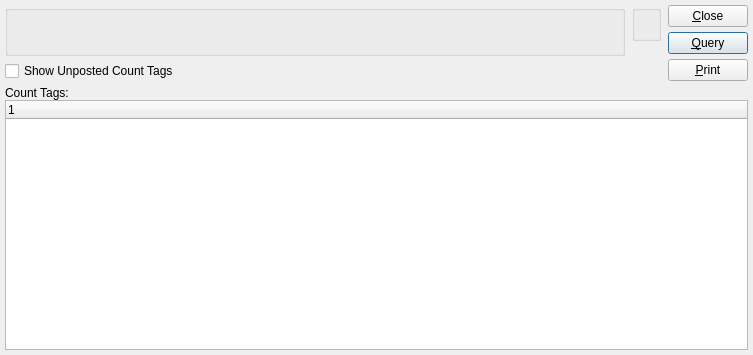
Before: the Qt Designer form guiclient/dspCountTagsByClassCode.ui in Pegasus-RPG/xtuple-client, drawn with Qt 5.
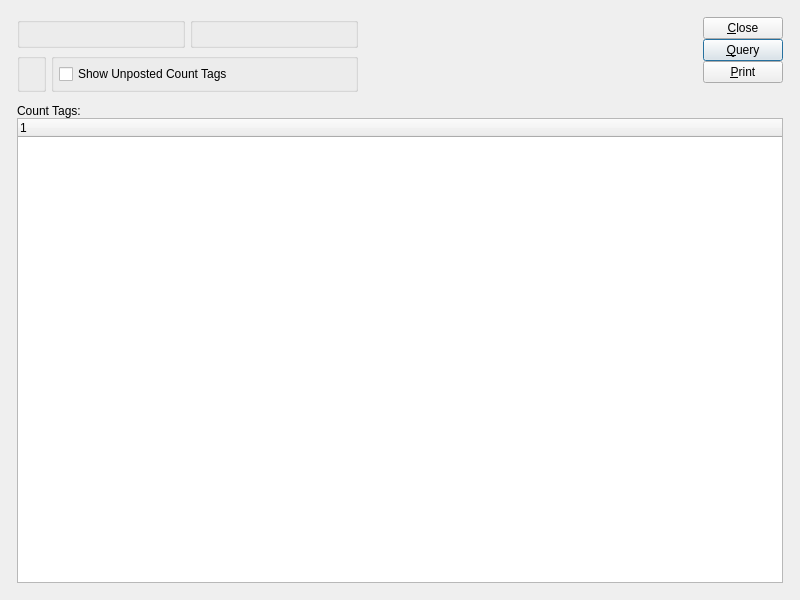
After: the same form once the commit is applied. Custom widgets are drawn as their Qt base class.

Commit message: issue 8520:  Touch up layouts with tweaked clusters.

The edit to the form file:
```diff
--- a/guiclient/dspCountTagsByClassCode.ui
+++ b/guiclient/dspCountTagsByClassCode.ui
@@ -13,53 +13,80 @@
    <rect>
     <x>0</x>
     <y>0</y>
-    <width>753</width>
-    <height>355</height>
+    <width>800</width>
+    <height>600</height>
    </rect>
   </property>
   <property name="windowTitle" >
    <string>Count Tags by Class Code</string>
   </property>
-   <layout class="QVBoxLayout" >
-    <item>
-     <layout class="QHBoxLayout" >
+  <layout class="QGridLayout" name="gridLayout_6" >
+   <item row="0" column="0" >
+    <layout class="QGridLayout" name="gridLayout_5" >
       <property name="margin" >
-       <number>0</number>
+      <number>12</number>
       </property>
       <property name="spacing" >
-       <number>7</number>
-      </property>
+      <number>12</number>
+     </property>
+     <item row="0" column="0" >
+      <layout class="QHBoxLayout" name="horizontalLayout_3" >
       <item>
-       <layout class="QVBoxLayout" >
-        <property name="margin" >
-         <number>0</number>
-        </property>
-        <property name="spacing" >
-         <number>0</number>
-        </property>
-        <item>
-         <layout class="QVBoxLayout" >
-          <property name="margin" >
-           <number>0</number>
-          </property>
-          <property name="spacing" >
-           <number>5</number>
-          </property>
+        <layout class="QGridLayout" name="gridLayout_4" >
+         <item row="0" column="0" >
+          <layout class="QHBoxLayout" name="horizontalLayout" >
           <item>
            <widget class="ParameterGroup" name="_classCode" >
             <property name="title" >
              <string/>
             </property>
-           </widget>
-          </item>
+             <property name="fixedSize" >
+              <bool>false</bool>
+             </property>
+            </widget>
+           </item>
+           <item>
+            <widget class="QGroupBox" name="_dateGroup" >
+             <property name="title" >
+              <string/>
+             </property>
+             <layout class="QGridLayout" name="gridLayout_3" >
+              <item row="0" column="0" >
+               <widget class="DateCluster" name="_dates" />
+              </item>
+             </layout>
+            </widget>
+           </item>
+          </layout>
+         </item>
+         <item row="1" column="0" >
+          <layout class="QHBoxLayout" name="horizontalLayout_2" >
+           <item>
+            <widget class="WarehouseGroup" name="_warehouse" >
+             <property name="title" >
+              <string/>
+             </property>
+             <property name="fixedSize" >
+              <bool>false</bool>
+             </property>
+            </widget>
+           </item>
+           <item>
+            <widget class="QGroupBox" name="_optionsGroup" >
+             <property name="title" >
+              <string/>
+             </property>
+             <layout class="QGridLayout" name="gridLayout_2" >
+              <item row="0" column="0" >
+               <layout class="QVBoxLayout" name="verticalLayout" >
           <item>
            <layout class="QHBoxLayout" >
-            <property name="margin" >
-             <number>0</number>
-            </property>
             <property name="spacing" >
              <number>0</number>
             </property>
+                  <property name="margin" >
+                   <number>0</number>
+                  </property>
             <item>
              <widget class="XCheckBox" name="_showUnposted" >
               <property name="text" >
@@ -75,9 +102,9 @@
               <property name="sizeType" >
                <enum>QSizePolicy::Expanding</enum>
               </property>
-              <property name="sizeHint" >
+                    <property name="sizeHint" stdset="0" >
                <size>
-                <width>21</width>
+                      <width>0</width>
                 <height>10</height>
                </size>
               </property>
@@ -85,8 +112,6 @@
             </item>
            </layout>
           </item>
-         </layout>
-        </item>
         <item>
          <spacer>
           <property name="orientation" >
@@ -105,39 +130,12 @@
         </item>
        </layout>
       </item>
-      <item>
-       <layout class="QVBoxLayout" >
-        <property name="margin" >
-         <number>0</number>
-        </property>
-        <property name="spacing" >
-         <number>0</number>
-        </property>
-        <item>
-         <layout class="QVBoxLayout" >
-          <property name="margin" >
-           <number>0</number>
-          </property>
-          <property name="spacing" >
-           <number>5</number>
-          </property>
-          <item>
-           <widget class="WarehouseGroup" name="_warehouse" >
-            <property name="title" >
-             <string/>
-            </property>
-           </widget>
-          </item>
-          <item>
-           <layout class="QHBoxLayout" >
-            <property name="margin" >
-             <number>0</number>
-            </property>
-            <property name="spacing" >
-             <number>0</number>
-            </property>
-            <item>
-             <widget class="DateCluster" name="_dates" />
+             </layout>
+            </widget>
+           </item>
+          </layout>
+         </item>
+        </layout>
             </item>
             <item>
              <spacer>
@@ -145,53 +143,31 @@
                <enum>Qt::Horizontal</enum>
               </property>
               <property name="sizeType" >
-               <enum>QSizePolicy::Preferred</enum>
-              </property>
-              <property name="sizeHint" >
+          <enum>QSizePolicy::Expanding</enum>
+         </property>
+         <property name="sizeHint" stdset="0" >
                <size>
-                <width>20</width>
-                <height>20</height>
+           <width>13</width>
+           <height>17</height>
                </size>
               </property>
              </spacer>
             </item>
-           </layout>
-          </item>
-         </layout>
-        </item>
         <item>
-         <spacer>
-          <property name="orientation" >
-           <enum>Qt::Vertical</enum>
-          </property>
-          <property name="sizeType" >
-           <enum>QSizePolicy::Preferred</enum>
-          </property>
-          <property name="sizeHint" >
-           <size>
-            <width>20</width>
-            <height>0</height>
-           </size>
-          </property>
-         </spacer>
-        </item>
-       </layout>
-      </item>
-      <item>
        <layout class="QVBoxLayout" >
-        <property name="margin" >
+         <property name="spacing" >
          <number>0</number>
         </property>
-        <property name="spacing" >
+         <property name="margin" >
          <number>0</number>
         </property>
         <item>
          <layout class="QVBoxLayout" >
-          <property name="margin" >
+           <property name="spacing" >
            <number>0</number>
           </property>
-          <property name="spacing" >
-           <number>5</number>
+           <property name="margin" >
+            <number>0</number>
           </property>
           <item>
            <widget class="QPushButton" name="_close" >
@@ -237,9 +213,9 @@
            <enum>Qt::Vertical</enum>
           </property>
           <property name="sizeType" >
-           <enum>QSizePolicy::Preferred</enum>
-          </property>
-          <property name="sizeHint" >
+            <enum>QSizePolicy::Expanding</enum>
+           </property>
+           <property name="sizeHint" stdset="0" >
            <size>
             <width>20</width>
             <height>0</height>
@@ -251,20 +227,33 @@
       </item>
      </layout>
     </item>
-    <item>
+     <item row="1" column="0" >
+      <widget class="QFrame" name="_frame" >
+       <property name="sizePolicy" >
+        <sizepolicy vsizetype="Expanding" hsizetype="Preferred" >
+         <horstretch>0</horstretch>
+         <verstretch>1</verstretch>
+        </sizepolicy>
+       </property>
+       <property name="frameShape" >
+        <enum>QFrame::NoFrame</enum>
+       </property>
+       <property name="frameShadow" >
+        <enum>QFrame::Raised</enum>
+       </property>
+       <layout class="QGridLayout" name="gridLayout" >
+        <property name="margin" >
+         <number>0</number>
+        </property>
+        <item row="0" column="0" >
      <layout class="QVBoxLayout" >
-      <property name="margin" >
-       <number>0</number>
-      </property>
       <property name="spacing" >
        <number>0</number>
       </property>
       <item>
        <widget class="QLabel" name="_countTagsLit" >
         <property name="sizePolicy" >
-         <sizepolicy>
-          <hsizetype>5</hsizetype>
-          <vsizetype>5</vsizetype>
+             <sizepolicy vsizetype="Preferred" hsizetype="Preferred" >
           <horstretch>0</horstretch>
           <verstretch>0</verstretch>
          </sizepolicy>
@@ -290,6 +279,11 @@
     </item>
    </layout>
  </widget>
+     </item>
+    </layout>
+   </item>
+  </layout>
+ </widget>
  <layoutdefault spacing="5" margin="5" />
  <pixmapfunction>qPixmapFromMimeSource</pixmapfunction>
  <customwidgets>
@@ -303,16 +297,16 @@
    <extends>QGroupBox</extends>
    <header>parametergroup.h</header>
   </customwidget>
+  <customwidget>
+   <class>WarehouseGroup</class>
+   <extends>QGroupBox</extends>
+   <header>warehousegroup.h</header>
+  </customwidget>
   <customwidget>
    <class>XCheckBox</class>
    <extends>QCheckBox</extends>
    <header>xcheckbox.h</header>
   </customwidget>
-  <customwidget>
-   <class>WarehouseGroup</class>
-   <extends>QGroupBox</extends>
-   <header>warehousegroup.h</header>
-  </customwidget>
   <customwidget>
    <class>XTreeWidget</class>
    <extends>QTreeWidget</extends>
```
Left out of the diff: 7 changed lines with no effect on the pictures. Lines whose indentation alone changed are shown as unchanged. The commit also changes 34 other files.
